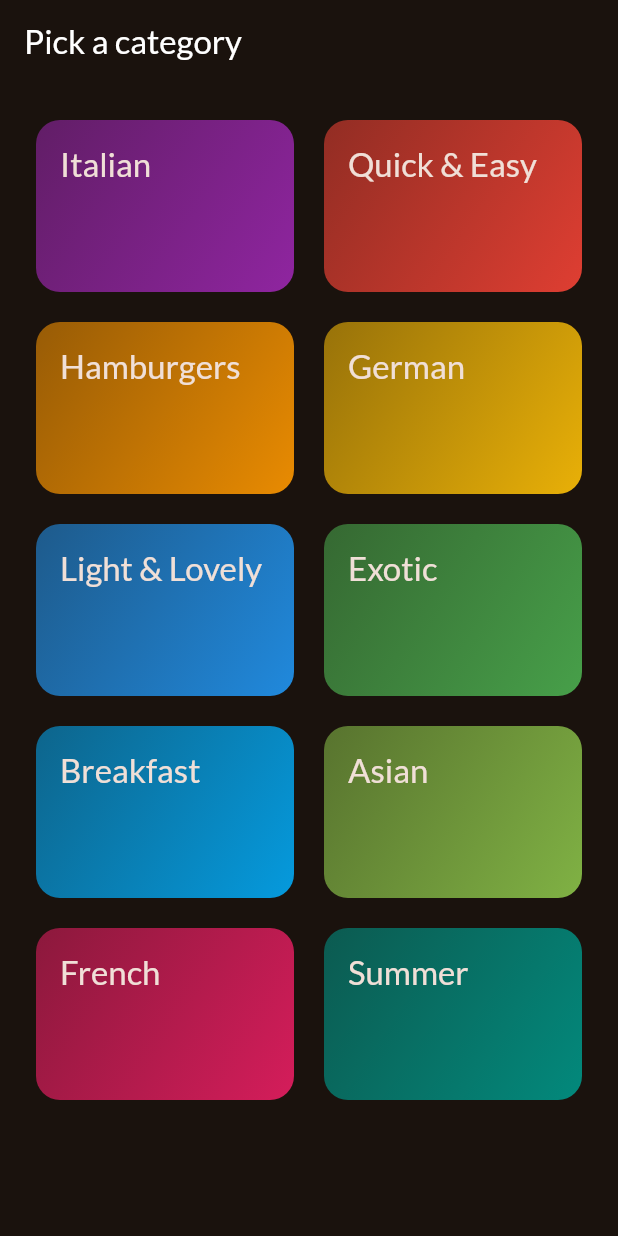
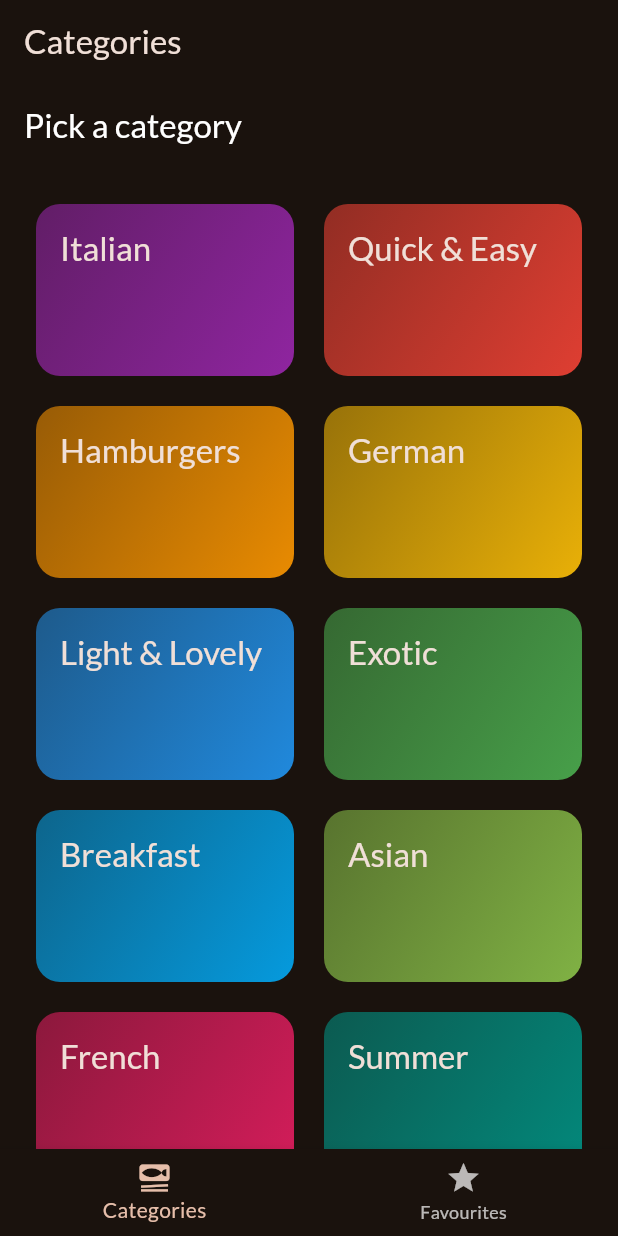
Before and after one commit to ikramzargar/meals, a Flutter app: the screen it shows after launch, on a phone screen of 412 x 824 dp. Run offline on Flutter 3.47's test engine with Material 3 defaults, Android fonts, the phone set to English and light mode, and no system bars; our stand-ins replace google_fonts, transparent_image.

Commit message:
complete skeleton

```diff
--- a/lib/main.dart
+++ b/lib/main.dart
@@ -4,6 +4,7 @@ import 'package:google_fonts/google_fonts.dart';
 import 'package:meals/data/dummy_data.dart';
 import 'package:meals/screens/categories.dart';
 import 'package:meals/screens/meals.dart';
+import 'package:meals/screens/tabs.dart';
 
 final theme = ThemeData(
   useMaterial3: true,
@@ -26,7 +27,7 @@ class App extends StatelessWidget {
     return MaterialApp(
       debugShowCheckedModeBanner: false,
         theme: theme,
-        home: const CategoriesScreen(),
+        home: const TabsScreen(),
     );
   }
 }
--- /dev/null
+++ b/lib/screens/tabs.dart
@@ -0,0 +1,51 @@
+import 'package:flutter/material.dart';
+import 'package:meals/screens/categories.dart';
+import 'package:meals/screens/meals.dart';
+
+class TabsScreen extends StatefulWidget {
+  const TabsScreen({super.key});
+
+  @override
+  State<TabsScreen> createState() => _TabsScreenState();
+}
+
+class _TabsScreenState extends State<TabsScreen> {
+  int selectedPageIndex = 0;
+  void _selectPage(int index) {
+    setState(() {
+      _selectPage(index);
+    });
+  }
+
+  @override
+  Widget build(BuildContext context) {
+    Widget activePage = CategoriesScreen();
+    var activePageTitle = 'Categories';
+    if (selectedPageIndex == 1) {
+      activePage = const MealsScreen(
+        title: 'Favourites',
+        meals: [],
+      );
+      activePageTitle = 'Favourites';
+    }
+    return Scaffold(
+      appBar: AppBar(
+        title: Text(activePageTitle),
+      ),
+      body: activePage,
+      bottomNavigationBar: BottomNavigationBar(
+        onTap: _selectPage,
+        items: const [
+          BottomNavigationBarItem(
+            icon: Icon(Icons.set_meal),
+            label: 'Categories',
+          ),
+          BottomNavigationBarItem(
+            icon: Icon(Icons.star),
+            label: 'Favourites',
+          ),
+        ],
+      ),
+    );
+  }
+}
```
